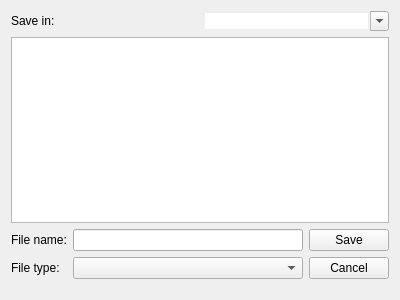
The window that Apps/FileSelector.ui (WhenInDoubtC4/WindowsEG) describes before a commit, drawn with Qt 5.
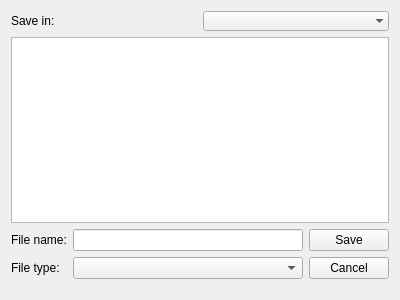
The same window after the commit. Custom widgets are drawn as their Qt base class.

```diff
--- a/Apps/FileSelector.ui
+++ b/Apps/FileSelector.ui
@@ -25,9 +25,6 @@
      </item>
      <item>
       <widget class="TreeComboBox" name="pathComboBox">
-       <property name="editable">
-        <bool>true</bool>
-       </property>
        <property name="frame">
         <bool>false</bool>
        </property>
@@ -87,6 +84,11 @@
    <extends>QComboBox</extends>
    <header>Util/TreeComboBox.h</header>
   </customwidget>
+  <customwidget>
+   <class>FileExplorerTable</class>
+   <extends>QTableWidget</extends>
+   <header>FileSystem/FileExplorerTable.h</header>
+  </customwidget>
  </customwidgets>
  <resources/>
  <connections/>
```
Left out of the diff: 2 changed lines with no effect on the pictures.
